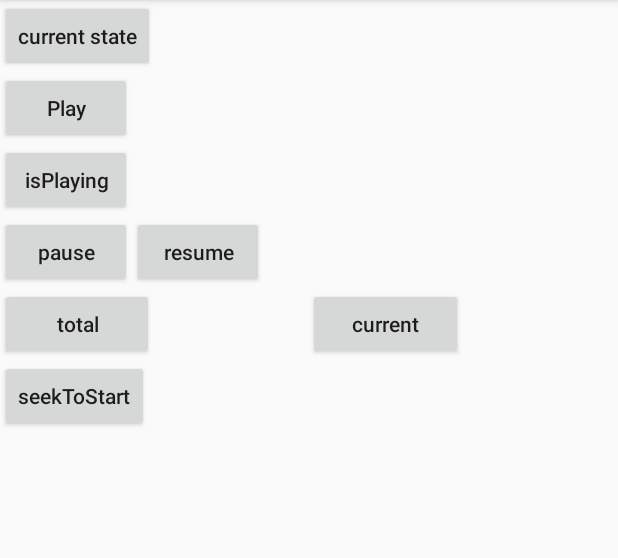
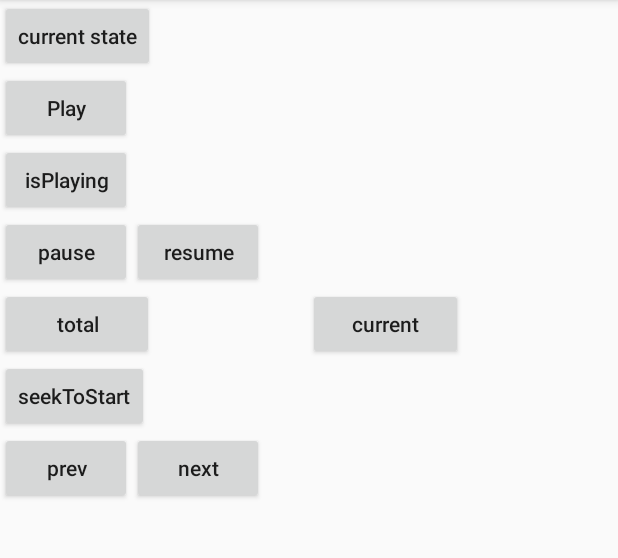
Before and after one commit to liujin-jeremy/MediaManager, an Android app: the screen it shows after launch (MainActivity), on a phone screen of 412 x 824 dp, the part 84-642 px from its top. Run offline under Robolectric (Android 15) with nearby library versions, the phone set to English and light mode, and no system bars.

```diff
--- a/app/src/main/res/layout/activity_main.xml
+++ b/app/src/main/res/layout/activity_main.xml
@@ -112,6 +112,25 @@
                 android:onClick="seekToStart"
                 android:text="seekToStart"/>
 
+        <LinearLayout
+                android:layout_width="match_parent"
+                android:layout_height="wrap_content"
+                android:orientation="horizontal">
+
+            <Button
+                    android:layout_width="wrap_content"
+                    android:layout_height="wrap_content"
+                    android:onClick="prev"
+                    android:text="prev"/>
+
+            <Button
+                    android:layout_width="wrap_content"
+                    android:layout_height="wrap_content"
+                    android:onClick="next"
+                    android:text="next"/>
+
+        </LinearLayout>
+
     </LinearLayout>
 
 </ScrollView>
--- a/mediaplayermanager/src/main/java/tech/threekilogram/mediaplayer/MediaPlayerManager.java
+++ b/mediaplayermanager/src/main/java/tech/threekilogram/mediaplayer/MediaPlayerManager.java
@@ -15,7 +15,8 @@ import java.lang.annotation.RetentionPolicy;
 public class MediaPlayerManager {
 
     private MediaPlayer                 mMediaPlayer;
-    private MediaOnErrorListener        mOnErrorListener;
+    private MediaOnErrorListener        mMediaOnErrorListener;
+    private MediaOnPreparedListener     mMediaOnPreparedListener;
     private MediaOnCompletionListener   mMediaOnCompletionListener;
     private MediaOnSeekCompleteListener mMediaOnSeekCompleteListener;
 
@@ -85,7 +86,8 @@ public class MediaPlayerManager {
         mCurrentMediaPlayerState = MEDIA_STATE_IDLE;
 
         makeSureListenerNotNull();
-        mMediaPlayer.setOnErrorListener(mOnErrorListener);
+        mMediaPlayer.setOnErrorListener(mMediaOnErrorListener);
+        mMediaPlayer.setOnPreparedListener(mMediaOnPreparedListener);
         mMediaPlayer.setOnCompletionListener(mMediaOnCompletionListener);
         mMediaPlayer.setOnSeekCompleteListener(mMediaOnSeekCompleteListener);
     }
@@ -96,9 +98,9 @@ public class MediaPlayerManager {
      */
     private void makeSureListenerNotNull() {
 
-        if (mOnErrorListener == null) {
+        if (mMediaOnErrorListener == null) {
 
-            mOnErrorListener = new MediaOnErrorListener();
+            mMediaOnErrorListener = new MediaOnErrorListener();
         }
 
         if (mMediaOnCompletionListener == null) {
@@ -109,6 +111,11 @@ public class MediaPlayerManager {
         if (mMediaOnSeekCompleteListener == null) {
 
             mMediaOnSeekCompleteListener = new MediaOnSeekCompleteListener();
+        }
+
+        if (mMediaOnPreparedListener == null) {
+
+            mMediaOnPreparedListener = new MediaOnPreparedListener();
         }
     }
 
@@ -155,11 +162,7 @@ public class MediaPlayerManager {
             mCurrentMediaPlayerState = MEDIA_STATE_INITIALIZED;
 
             mCurrentMediaPlayerState = MEDIA_STATE_PREPARING;
-            mMediaPlayer.prepare();
-            mCurrentMediaPlayerState = MEDIA_STATE_PREPARED;
-
-            mMediaPlayer.start();
-            mCurrentMediaPlayerState = MEDIA_STATE_STARTED;
+            mMediaPlayer.prepareAsync();
 
         } catch (Exception e) {
 
@@ -246,6 +249,21 @@ public class MediaPlayerManager {
         }
     }
 
+
+    /**
+     * 异步准备,准备好之后开始
+     */
+    private class MediaOnPreparedListener implements MediaPlayer.OnPreparedListener {
+
+        @Override
+        public void onPrepared(MediaPlayer mp) {
+
+            mCurrentMediaPlayerState = MEDIA_STATE_PREPARED;
+
+            mMediaPlayer.start();
+            mCurrentMediaPlayerState = MEDIA_STATE_STARTED;
+        }
+    }
 
     /**
      * {@link #seekTo(int)}完成后的回调
@@ -417,7 +435,7 @@ public class MediaPlayerManager {
     public void setOnDataSourceErrorListener(
             OnDataSourceErrorListener onDataSourceErrorListener) {
 
-        mOnErrorListener.setOnDataSourceErrorListener(onDataSourceErrorListener);
+        mMediaOnErrorListener.setOnDataSourceErrorListener(onDataSourceErrorListener);
     }
 
 
```
Also changed, not shown: app/src/main/java/tech/threekilogram/mediaplayertest/MainActivity.java (+45 -4 lines).
